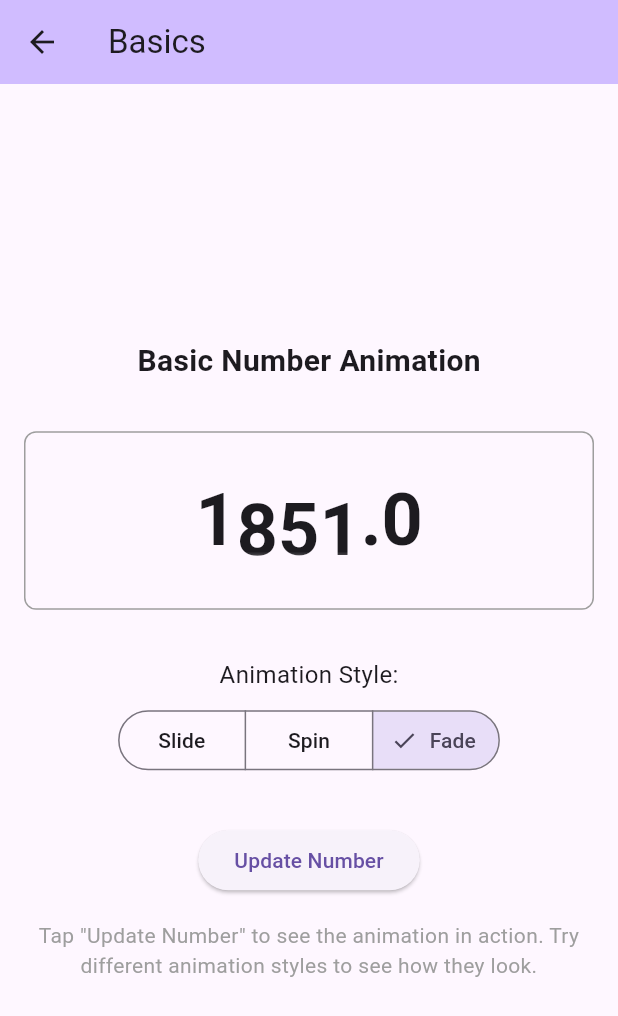
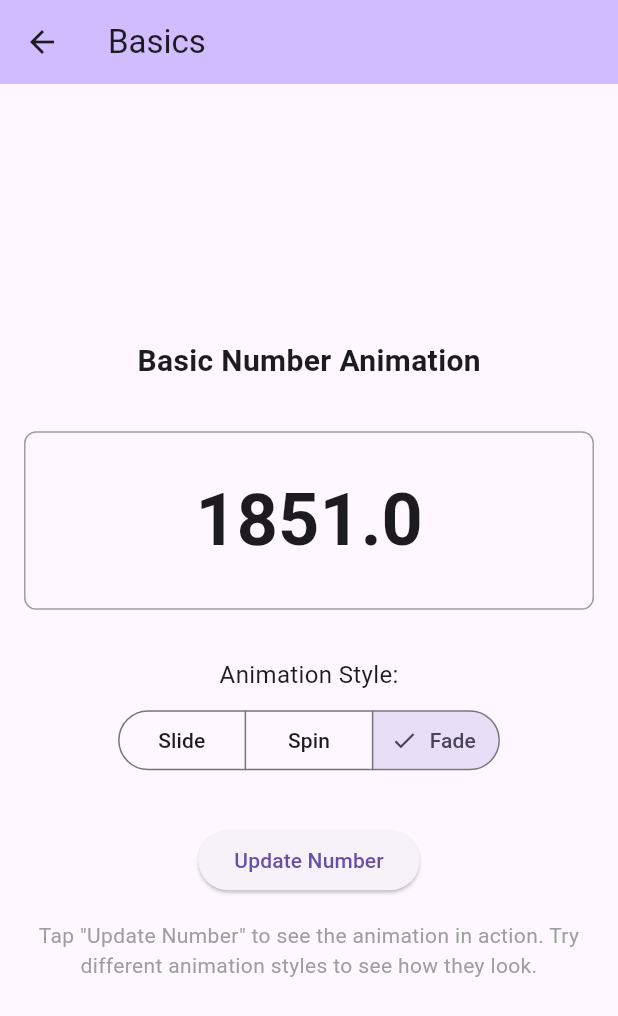
Before and after one commit to Piyushhhhh/number-flow-flutter, a Flutter app: the BasicsScreen screen opened directly, after a tap on "Spin", after a tap on "Fade", after a tap on "Update Number", on a phone screen of 412 x 824 dp. Shown: the top 1016 px of the screen. Run offline on Flutter 3.47's test engine with Material 3 defaults, Android fonts, the light colour scheme and no system bars.

Commit message:
fixed animation issues

```diff
--- a/example/lib/screens/basics_screen.dart
+++ b/example/lib/screens/basics_screen.dart
@@ -1,5 +1,5 @@
 import 'package:flutter/material.dart';
-import 'package:number_flow/number_flow.dart';
+import 'package:flutter_number_flow/number_flow.dart';
 
 class BasicsScreen extends StatefulWidget {
   const BasicsScreen({super.key});
--- a/example/lib/screens/compact_screen.dart
+++ b/example/lib/screens/compact_screen.dart
@@ -1,5 +1,5 @@
 import 'package:flutter/material.dart';
-import 'package:number_flow/number_flow.dart';
+import 'package:flutter_number_flow/number_flow.dart';
 
 class CompactScreen extends StatefulWidget {
   const CompactScreen({super.key});
--- a/example/lib/screens/decimals_screen.dart
+++ b/example/lib/screens/decimals_screen.dart
@@ -1,5 +1,5 @@
 import 'package:flutter/material.dart';
-import 'package:number_flow/number_flow.dart';
+import 'package:flutter_number_flow/number_flow.dart';
 
 class DecimalsScreen extends StatefulWidget {
   const DecimalsScreen({super.key});
--- a/example/lib/screens/group_sync_screen.dart
+++ b/example/lib/screens/group_sync_screen.dart
@@ -1,5 +1,5 @@
 import 'package:flutter/material.dart';
-import 'package:number_flow/number_flow.dart';
+import 'package:flutter_number_flow/number_flow.dart';
 
 class GroupSyncScreen extends StatefulWidget {
   const GroupSyncScreen({super.key});
--- a/example/lib/screens/scrub_timeline_screen.dart
+++ b/example/lib/screens/scrub_timeline_screen.dart
@@ -1,5 +1,5 @@
 import 'package:flutter/material.dart';
-import 'package:number_flow/number_flow.dart';
+import 'package:flutter_number_flow/number_flow.dart';
 
 class ScrubTimelineScreen extends StatefulWidget {
   const ScrubTimelineScreen({super.key});
--- a/example/pubspec.yaml
+++ b/example/pubspec.yaml
@@ -10,7 +10,7 @@ environment:
 dependencies:
   flutter:
     sdk: flutter
-  number_flow:
+  flutter_number_flow:
     path: ../
 
 dev_dependencies:
--- a/lib/number_flow.dart
+++ b/lib/number_flow.dart
@@ -1,8 +1,9 @@
-/// A Flutter widget that animates number changes with customizable animation styles and formatting options.
+/// Flutter Number Flow - A Flutter widget that animates number changes with smooth transitions.
 ///
 /// This library provides widgets and utilities for creating smooth number animations
 /// with various animation styles (slide, spin, crossFade) and locale-aware formatting.
-library number_flow;
+/// Perfect for displaying animated counters, currency values, statistics, and more.
+library flutter_number_flow;
 
 export 'src/widgets/number_flow.dart';
 export 'src/core/formatter.dart';
--- a/lib/src/render/glyph_stack.dart
+++ b/lib/src/render/glyph_stack.dart
@@ -43,13 +43,6 @@ class _GlyphStackState extends State<GlyphStack> {
 
   @override
   Widget build(BuildContext context) {
-    // TODO: Implement glyph animation based on animation style
-    // - Handle slide animation (vertical movement)
-    // - Handle spin animation (3D rotation)
-    // - Handle crossFade animation (opacity transition)
-    // - Use cached metrics for consistent sizing
-    // - Return appropriate animated widget
-
     return AnimatedBuilder(
       animation: widget.animation,
       builder: (context, child) {
@@ -77,12 +70,15 @@ class _GlyphStackState extends State<GlyphStack> {
 
     // If no animation needed, just show the current glyph
     if (oldGlyph == null || newGlyph == null || oldGlyph == newGlyph) {
+      final glyph = newGlyph ?? oldGlyph ?? '';
       return SizedBox(
-        width: _getGlyphWidth(newGlyph ?? oldGlyph ?? ''),
+        width: _getGlyphWidth(glyph),
+        child: Align(
+          alignment: Alignment.center,
           child: Text(
-          newGlyph ?? oldGlyph ?? '',
+            glyph,
             style: widget.textStyle,
-          textAlign: TextAlign.center,
+          ),
         ),
       );
     }
@@ -103,6 +99,7 @@ class _GlyphStackState extends State<GlyphStack> {
       height: height,
       child: ClipRect(
         child: Stack(
+          alignment: Alignment.center,
           children: [
             // Old glyph sliding up
             Transform.translate(
@@ -110,7 +107,6 @@ class _GlyphStackState extends State<GlyphStack> {
               child: Text(
                 oldGlyph,
                 style: widget.textStyle,
-                textAlign: TextAlign.center,
               ),
             ),
             // New glyph sliding in from below
@@ -119,7 +115,6 @@ class _GlyphStackState extends State<GlyphStack> {
               child: Text(
                 newGlyph,
                 style: widget.textStyle,
-                textAlign: TextAlign.center,
               ),
             ),
           ],
@@ -135,12 +130,15 @@ class _GlyphStackState extends State<GlyphStack> {
 
     // If no animation needed, just show the current glyph
     if (oldGlyph == null || newGlyph == null || oldGlyph == newGlyph) {
+      final glyph = newGlyph ?? oldGlyph ?? '';
       return SizedBox(
-        width: _getGlyphWidth(newGlyph ?? oldGlyph ?? ''),
+        width: _getGlyphWidth(glyph),
+        child: Align(
+          alignment: Alignment.center,
           child: Text(
-          newGlyph ?? oldGlyph ?? '',
+            glyph,
             style: widget.textStyle,
-          textAlign: TextAlign.center,
+          ),
         ),
       );
     }
@@ -174,7 +172,6 @@ class _GlyphStackState extends State<GlyphStack> {
         child: Text(
           currentGlyph,
           style: widget.textStyle,
-          textAlign: TextAlign.center,
         ),
       ),
     );
@@ -187,12 +184,15 @@ class _GlyphStackState extends State<GlyphStack> {
 
     // If no animation needed, just show the current glyph
     if (oldGlyph == null || newGlyph == null || oldGlyph == newGlyph) {
+      final glyph = newGlyph ?? oldGlyph ?? '';
       return SizedBox(
-        width: _getGlyphWidth(newGlyph ?? oldGlyph ?? ''),
+        width: _getGlyphWidth(glyph),
+        child: Align(
+          alignment: Alignment.center,
           child: Text(
-          newGlyph ?? oldGlyph ?? '',
+            glyph,
             style: widget.textStyle,
-          textAlign: TextAlign.center,
+          ),
         ),
       );
     }
@@ -212,6 +212,7 @@ class _GlyphStackState extends State<GlyphStack> {
       width: width,
       height: height,
       child: Stack(
+        alignment: Alignment.center,
         children: [
           // Old glyph fading out
           Opacity(
@@ -219,7 +220,6 @@ class _GlyphStackState extends State<GlyphStack> {
             child: Text(
               oldGlyph,
               style: widget.textStyle,
-              textAlign: TextAlign.center,
             ),
           ),
           // New glyph fading in
@@ -228,7 +228,6 @@ class _GlyphStackState extends State<GlyphStack> {
             child: Text(
               newGlyph,
               style: widget.textStyle,
-              textAlign: TextAlign.center,
             ),
           ),
         ],
--- a/lib/src/widgets/number_flow.dart
+++ b/lib/src/widgets/number_flow.dart
@@ -244,6 +244,8 @@ class _NumberFlowState extends State<NumberFlow> with TickerProviderStateMixin {
 
     return Row(
       mainAxisSize: MainAxisSize.min,
+      crossAxisAlignment: CrossAxisAlignment.baseline,
+      textBaseline: TextBaseline.alphabetic,
       children: glyphWidgets,
     );
   }
--- a/pubspec.yaml
+++ b/pubspec.yaml
@@ -1,4 +1,4 @@
-name: number_flow
+name: flutter_number_flow
 description: A Flutter widget that animates number changes with customizable animation styles and formatting options.
 version: 0.1.0
 homepage: https://github.com/example/number_flow
```
Also changed, not shown: example/pubspec.lock, 1 other file. Lines whose indentation alone changed are shown as unchanged.
